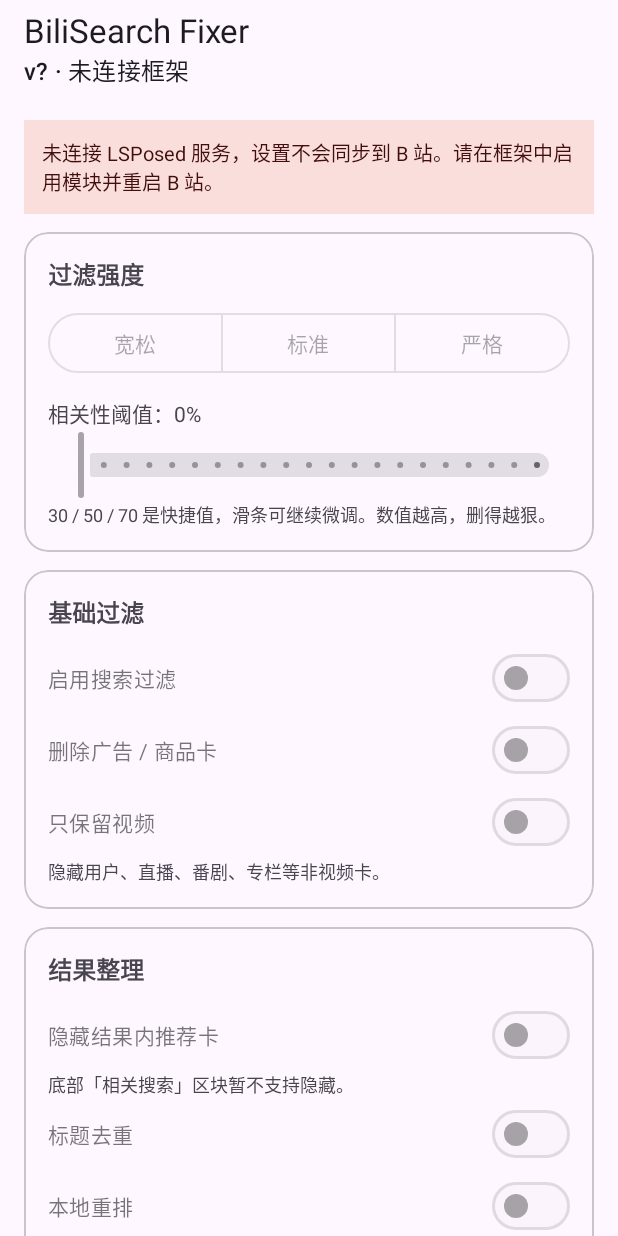
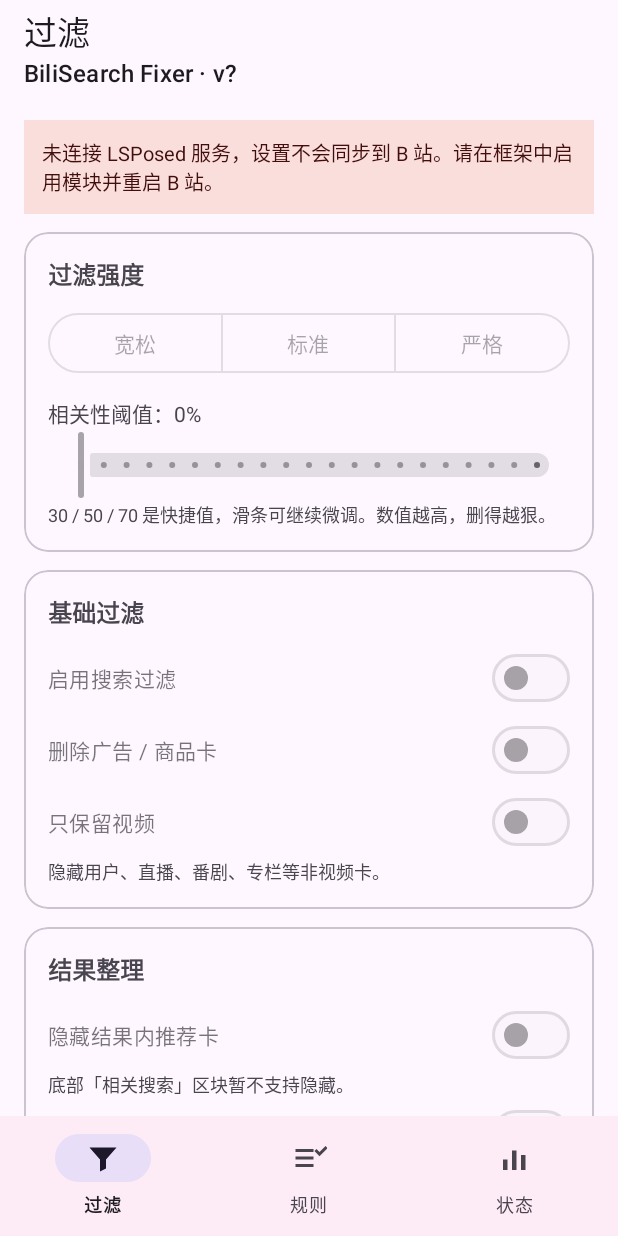
Before and after one commit to xiaoancute/bili-search-fixer, an Android app: the screen it shows after launch (SettingsActivity), on a phone screen of 412 x 824 dp. Run offline under Robolectric (Android 15) with nearby library versions, the phone set to English and light mode, and no system bars; libraries missing offline, so code that uses them is left out: io.github.libxposed.service; 12 statements that could not run were skipped.

Commit message:
feat: add search-only bottom navigation

```diff
--- a/app/build.gradle.kts
+++ b/app/build.gradle.kts
@@ -14,8 +14,8 @@ android {
         applicationId = "io.github.xiaoancute.bilisearch"
         minSdk = 28
         targetSdk = 37
-        versionCode = 13
-        versionName = "0.6.2"
+        versionCode = 14
+        versionName = "0.7.0"
     }
 
     val stableKeystore = System.getenv("KEYSTORE_FILE")
--- a/app/src/main/java/io/github/xiaoancute/bilisearch/Constants.kt
+++ b/app/src/main/java/io/github/xiaoancute/bilisearch/Constants.kt
@@ -3,7 +3,7 @@ package io.github.xiaoancute.bilisearch
 internal const val TARGET_PACKAGE = "tv.danmaku.bili"
 internal const val MODULE_PACKAGE = "io.github.xiaoancute.bilisearch"
 internal const val LOG_TAG = "BiliSearchFixer"
-internal const val MODULE_VERSION = "0.6.2"
+internal const val MODULE_VERSION = "0.7.0"
 
 internal const val SETTINGS_PREFS = "bilisearch_settings"
 internal const val STATUS_PREFS = "bilisearch_status"
--- a/app/src/main/java/io/github/xiaoancute/bilisearch/SettingsActivity.kt
+++ b/app/src/main/java/io/github/xiaoancute/bilisearch/SettingsActivity.kt
@@ -13,7 +13,9 @@ import androidx.core.view.ViewCompat
 import androidx.core.view.WindowCompat
 import androidx.core.view.WindowInsetsCompat
 import androidx.core.view.WindowInsetsControllerCompat
+import androidx.core.widget.NestedScrollView
 import com.google.android.material.appbar.MaterialToolbar
+import com.google.android.material.bottomnavigation.BottomNavigationView
 import com.google.android.material.button.MaterialButton
 import com.google.android.material.button.MaterialButtonToggleGroup
 import com.google.android.material.materialswitch.MaterialSwitch
@@ -26,6 +28,11 @@ class SettingsActivity : AppCompatActivity() {
 
     private lateinit var settingsPrefs: SharedPreferences
     private lateinit var statusPrefs: SharedPreferences
+    private lateinit var toolbar: MaterialToolbar
+    private lateinit var scrollView: NestedScrollView
+    private lateinit var filterContent: View
+    private lateinit var rulesContent: View
+    private lateinit var statusContent: View
     private lateinit var statusText: TextView
     private lateinit var statsText: TextView
     private lateinit var thresholdLabel: TextView
@@ -46,9 +53,12 @@ class SettingsActivity : AppCompatActivity() {
         setContentView(R.layout.activity_settings)
         applyInsets()
 
-        val toolbar = findViewById<MaterialToolbar>(R.id.toolbar)
-        toolbar.subtitle = "v" + versionName() + " · " +
-            if (remoteAvailable) "只改搜索" else "未连接框架"
+        toolbar = findViewById(R.id.toolbar)
+        scrollView = findViewById(R.id.scroll)
+        filterContent = findViewById(R.id.filterTabContent)
+        rulesContent = findViewById(R.id.rulesTabContent)
+        statusContent = findViewById(R.id.statusTabContent)
+        toolbar.subtitle = "BiliSearch Fixer · v" + versionName()
 
         statusText = findViewById(R.id.statusText)
         statsText = findViewById(R.id.statsText)
@@ -76,6 +86,35 @@ class SettingsActivity : AppCompatActivity() {
         findViewById<MaterialButton>(R.id.refreshButton).setOnClickListener {
             refreshStatus()
         }
+
+        setupTabs()
+    }
+
+    private fun setupTabs() {
+        val bottomNav = findViewById<BottomNavigationView>(R.id.bottomNav)
+        bottomNav.setOnItemSelectedListener { item ->
+            showTab(item.itemId)
+            true
+        }
+        bottomNav.selectedItemId = R.id.tabFilter
+        showTab(R.id.tabFilter)
+    }
+
+    private fun showTab(tabId: Int) {
+        filterContent.visibility = if (tabId == R.id.tabFilter) View.VISIBLE else View.GONE
+        rulesContent.visibility = if (tabId == R.id.tabRules) View.VISIBLE else View.GONE
+        statusContent.visibility = if (tabId == R.id.tabStatus) View.VISIBLE else View.GONE
+
+        toolbar.title = when (tabId) {
+            R.id.tabFilter -> "过滤"
+            R.id.tabRules -> "规则"
+            R.id.tabStatus -> "状态"
+            else -> getString(R.string.app_name)
+        }
+
+        currentFocus?.clearFocus()
+        scrollView.scrollTo(0, 0)
+        if (tabId == R.id.tabStatus) refreshStatus()
     }
 
     override fun onResume() {
--- /dev/null
+++ b/app/src/main/res/drawable/ic_tab_filter.xml
@@ -0,0 +1,9 @@
+<vector xmlns:android="http://schemas.android.com/apk/res/android"
+    android:width="24dp"
+    android:height="24dp"
+    android:viewportWidth="24"
+    android:viewportHeight="24">
+    <path
+        android:fillColor="#FF000000"
+        android:pathData="M3,5h18l-7,8v6l-4,2v-8z" />
+</vector>
--- /dev/null
+++ b/app/src/main/res/drawable/ic_tab_rules.xml
@@ -0,0 +1,12 @@
+<vector xmlns:android="http://schemas.android.com/apk/res/android"
+    android:width="24dp"
+    android:height="24dp"
+    android:viewportWidth="24"
+    android:viewportHeight="24">
+    <path
+        android:fillColor="#FF000000"
+        android:pathData="M3,6h12v2H3zM3,11h12v2H3zM3,16h12v2H3z" />
+    <path
+        android:fillColor="#FF000000"
+        android:pathData="M17,6l2,2l4,-4l1.4,1.4l-5.4,5.4l-3.4,-3.4z" />
+</vector>
--- /dev/null
+++ b/app/src/main/res/drawable/ic_tab_status.xml
@@ -0,0 +1,9 @@
+<vector xmlns:android="http://schemas.android.com/apk/res/android"
+    android:width="24dp"
+    android:height="24dp"
+    android:viewportWidth="24"
+    android:viewportHeight="24">
+    <path
+        android:fillColor="#FF000000"
+        android:pathData="M4,13h3v7H4zM10,7h3v13h-3zM16,10h3v10h-3z" />
+</vector>
--- a/app/src/main/res/layout/activity_settings.xml
+++ b/app/src/main/res/layout/activity_settings.xml
@@ -11,16 +11,16 @@
         android:id="@+id/toolbar"
         android:layout_width="match_parent"
         android:layout_height="?attr/actionBarSize"
-        app:subtitle="@string/settings_subtitle"
         app:title="@string/app_name" />
 
     <androidx.core.widget.NestedScrollView
+        android:id="@+id/scroll"
         android:layout_width="match_parent"
         android:layout_height="0dp"
         android:layout_weight="1"
         android:clipToPadding="false"
         android:fillViewport="true"
-        android:paddingBottom="24dp">
+        android:paddingBottom="16dp">
 
         <LinearLayout
             android:layout_width="match_parent"
@@ -39,6 +39,12 @@
                 android:textColor="?attr/colorOnErrorContainer"
                 android:textSize="13sp"
                 android:visibility="gone" />
+
+            <LinearLayout
+                android:id="@+id/filterTabContent"
+                android:layout_width="match_parent"
+                android:layout_height="wrap_content"
+                android:orientation="vertical">
 
                 <com.google.android.material.card.MaterialCardView
                     android:layout_width="match_parent"
@@ -168,7 +174,6 @@
                 <com.google.android.material.card.MaterialCardView
                     android:layout_width="match_parent"
                     android:layout_height="wrap_content"
-                android:layout_marginBottom="12dp"
                     app:cardCornerRadius="16dp"
                     app:cardElevation="0dp">
 
@@ -222,6 +227,14 @@
                             android:textSize="12sp" />
                     </LinearLayout>
                 </com.google.android.material.card.MaterialCardView>
+            </LinearLayout>
+
+            <LinearLayout
+                android:id="@+id/rulesTabContent"
+                android:layout_width="match_parent"
+                android:layout_height="wrap_content"
+                android:orientation="vertical"
+                android:visibility="gone">
 
                 <com.google.android.material.card.MaterialCardView
                     android:layout_width="match_parent"
@@ -320,7 +333,6 @@
                 <com.google.android.material.card.MaterialCardView
                     android:layout_width="match_parent"
                     android:layout_height="wrap_content"
-                android:layout_marginBottom="12dp"
                     app:cardCornerRadius="16dp"
                     app:cardElevation="0dp">
 
@@ -354,10 +366,19 @@
                             android:textSize="12sp" />
                     </LinearLayout>
                 </com.google.android.material.card.MaterialCardView>
+            </LinearLayout>
+
+            <LinearLayout
+                android:id="@+id/statusTabContent"
+                android:layout_width="match_parent"
+                android:layout_height="wrap_content"
+                android:orientation="vertical"
+                android:visibility="gone">
 
                 <com.google.android.material.card.MaterialCardView
                     android:layout_width="match_parent"
                     android:layout_height="wrap_content"
+                    android:layout_marginBottom="12dp"
                     app:cardCornerRadius="16dp"
                     app:cardElevation="0dp">
 
@@ -398,6 +419,51 @@
                             android:text="刷新" />
                     </LinearLayout>
                 </com.google.android.material.card.MaterialCardView>
+
+                <com.google.android.material.card.MaterialCardView
+                    android:layout_width="match_parent"
+                    android:layout_height="wrap_content"
+                    app:cardCornerRadius="16dp"
+                    app:cardElevation="0dp">
+
+                    <LinearLayout
+                        android:layout_width="match_parent"
+                        android:layout_height="wrap_content"
+                        android:orientation="vertical"
+                        android:padding="16dp">
+
+                        <TextView
+                            android:layout_width="match_parent"
+                            android:layout_height="wrap_content"
+                            android:text="关于"
+                            android:textSize="16sp"
+                            android:textStyle="bold" />
+
+                        <TextView
+                            android:layout_width="match_parent"
+                            android:layout_height="wrap_content"
+                            android:layout_marginTop="8dp"
+                            android:text="BiliSearch Fixer 只改 B 站搜索内容，不碰首页、播放页、动态和账号。"
+                            android:textSize="14sp" />
+
+                        <TextView
+                            android:layout_width="match_parent"
+                            android:layout_height="wrap_content"
+                            android:layout_marginTop="6dp"
+                            android:text="底部「相关搜索」由独立 UI 渲染，当前不覆盖；请求改写和语义模型仍在后续计划。"
+                            android:textColor="?attr/colorOnSurfaceVariant"
+                            android:textSize="12sp" />
+                    </LinearLayout>
+                </com.google.android.material.card.MaterialCardView>
+            </LinearLayout>
         </LinearLayout>
     </androidx.core.widget.NestedScrollView>
+
+    <com.google.android.material.bottomnavigation.BottomNavigationView
+        android:id="@+id/bottomNav"
+        android:layout_width="match_parent"
+        android:layout_height="wrap_content"
+        android:background="?attr/colorSurface"
+        app:labelVisibilityMode="labeled"
+        app:menu="@menu/menu_bottom_nav" />
 </LinearLayout>
--- /dev/null
+++ b/app/src/main/res/menu/menu_bottom_nav.xml
@@ -0,0 +1,15 @@
+<?xml version="1.0" encoding="utf-8"?>
+<menu xmlns:android="http://schemas.android.com/apk/res/android">
+    <item
+        android:id="@+id/tabFilter"
+        android:icon="@drawable/ic_tab_filter"
+        android:title="过滤" />
+    <item
+        android:id="@+id/tabRules"
+        android:icon="@drawable/ic_tab_rules"
+        android:title="规则" />
+    <item
+        android:id="@+id/tabStatus"
+        android:icon="@drawable/ic_tab_status"
+        android:title="状态" />
+</menu>
```
Lines whose indentation alone changed are shown as unchanged.
